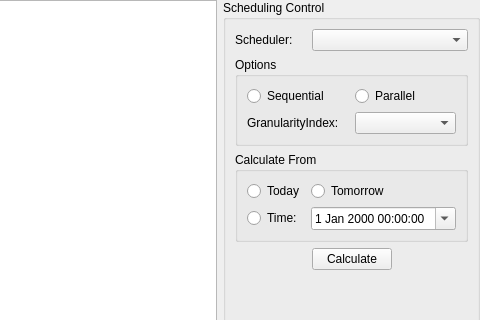
First picture: the form in src/portfolio/SchedulingView.ui, repository KDE/calligraplan, before the edit; both pictures show x 385 to 865 and y 0 to 320 of the 865 by 451 pixel window.
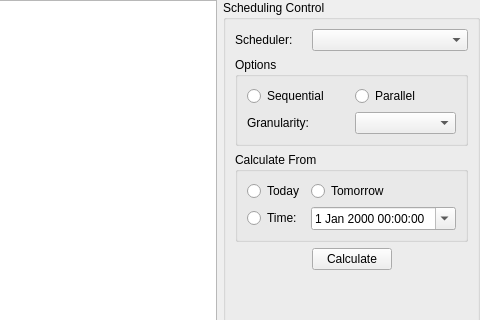
Second picture: the form after the edit. Icons and pictures are not drawn.

Commit message: Portfolio: Fix typo

Patch:
```diff
--- a/src/portfolio/SchedulingView.ui
+++ b/src/portfolio/SchedulingView.ui
@@ -93,7 +93,7 @@
          <item row="2" column="0">
           <widget class="QLabel" name="label_4">
            <property name="text">
-            <string>GranularityIndex:</string>
+            <string>Granularity:</string>
            </property>
            <property name="buddy">
             <cstring>granularities</cstring>
```
